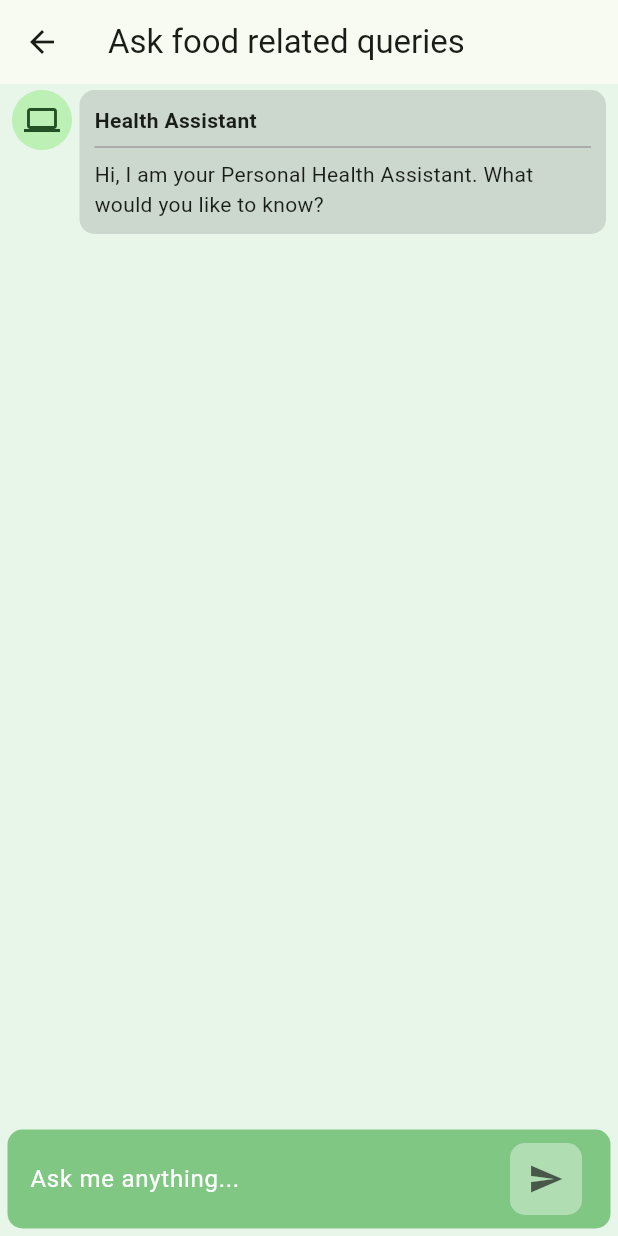
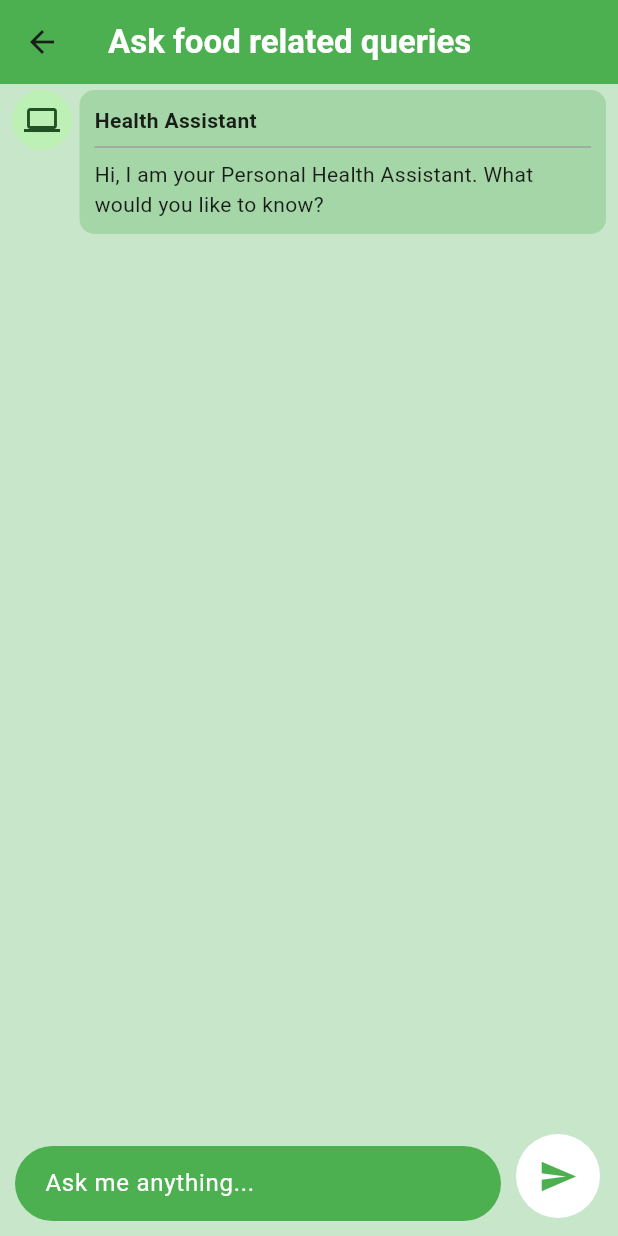
Before and after one commit to ShahnawazDev/food_spotlight, a Flutter app: the ChatScreen screen opened directly with empty values, on a phone screen of 412 x 824 dp. Run offline on Flutter 3.47's test engine with Material 3 defaults, Android fonts, the light colour scheme and no system bars; drawn by our look-alikes of typewritertext; our stand-ins replace flutter_riverpod, google_generative_ai, image_picker, loading_indicator, lottie; project files that could hold a hidden picture were left out.

Commit message:
finalized detail screen and chat screen

```diff
--- a/lib/main.dart
+++ b/lib/main.dart
@@ -19,7 +19,7 @@ class MyApp extends StatelessWidget {
       title: 'Food Spotlight',
       theme: ThemeData(
         colorScheme: ColorScheme.fromSeed(seedColor: Colors.green,),
-        scaffoldBackgroundColor: Colors.green.shade50,
+        scaffoldBackgroundColor: Colors.green.shade100,
         useMaterial3: true,
       ),
       home: const HomeScreen(),
--- a/lib/screens/chat_screen.dart
+++ b/lib/screens/chat_screen.dart
@@ -18,7 +18,8 @@ class _ChatScreenState extends State<ChatScreen> {
   final TextEditingController _textController = TextEditingController();
 
   bool isLoading = false;
-  final firstAIAnswer ='Hi, I am your Personal Health Assistant. What would you like to know?';
+  final firstAIAnswer =
+      'Hi, I am your Personal Health Assistant. What would you like to know?';
   final List<Message> messages = [];
 
   final model = GenerativeModel(
@@ -33,8 +34,7 @@ class _ChatScreenState extends State<ChatScreen> {
   );
 
   Future<String> _startChat({question}) async {
-
-  String contextText ='''
+    String contextText = '''
         '${widget.contextText}'
         'above is all the information you need to know about health and nutrition.'
         'And the name of Product is ${widget.productName}'
@@ -46,7 +46,6 @@ Future<String> _startChat({question}) async {
     ''';
 
     try {
-
       // Initialize the chat
       final chat = model.startChat(history: [
         Content.text(contextText),
@@ -97,40 +96,65 @@ Future<String> _startChat({question}) async {
   Widget _buildTextComposer() {
     return IconTheme(
       data: IconThemeData(color: Theme.of(context).hintColor),
+      child: Row(
+        mainAxisAlignment: MainAxisAlignment.center,
+        crossAxisAlignment: CrossAxisAlignment.end,
+        children: [
+          Expanded(
             child: Container(
-        margin: const EdgeInsets.symmetric(horizontal: 5.0, vertical: 5.0),
-        padding: const EdgeInsets.symmetric(horizontal: 15.0, vertical: 5.0),
+              margin:
+                  const EdgeInsets.symmetric(horizontal: 10.0, vertical: 10.0),
+              padding:
+                  const EdgeInsets.symmetric(horizontal: 20.0, vertical: 5.0),
               decoration: BoxDecoration(
-          // color: Theme.of(context).colorScheme.secondary,
-          color: Colors.green[300],
-          borderRadius: BorderRadius.circular(10),
+                color: Colors.green,
+                borderRadius: BorderRadius.circular(30),
               ),
-        child: Row(
-          children: <Widget>[
-            Flexible(
+              child: SingleChildScrollView(
+                child: ConstrainedBox(
+                  constraints: BoxConstraints(
+                    maxHeight: 40 *
+                        (const TextField().maxLines!.toDouble() +
+                            2), // Maximum height for 4 lines
+                  ),
+                  child: Padding(
+                    padding: const EdgeInsets.only(top: 8, bottom: 8),
                     child: TextField(
+                      cursorColor: Colors.white,
+                      style: const TextStyle(
+                        color: Colors.white,
+                        decorationColor: Colors.white,
+                      ),
+                      maxLines: null, // Unlimited max lines initially
                       controller: _textController,
-                onSubmitted: _handleSubmitted,
                       decoration: const InputDecoration.collapsed(
                         hintText: "Ask me anything...",
                         hintStyle: TextStyle(color: Colors.white),
                       ),
                     ),
                   ),
+                ),
+              ),
+            ),
+          ),
           Container(
-              margin:
-                  const EdgeInsets.symmetric(horizontal: 4.0, vertical: 4.0),
+            margin: const EdgeInsets.only(right: 12, bottom: 12),
+            height: 56,
+            width: 56,
             decoration: BoxDecoration(
-                color: Colors.white38,
-                borderRadius: BorderRadius.circular(10),
+              borderRadius: BorderRadius.circular(40),
+              color: Colors.white,
             ),
             child: IconButton(
-                icon: const Icon(Icons.send),
+              icon: const Icon(
+                Icons.send,
+                color: Colors.green,
+                size: 26,
+              ),
               onPressed: () => _handleSubmitted(_textController.text),
             ),
           ),
         ],
-        ),
       ),
     );
   }
@@ -145,7 +169,12 @@ Future<String> _startChat({question}) async {
   Widget build(BuildContext context) {
     return Scaffold(
       appBar: AppBar(
-        title: const Text("Ask food related queries"),
+        backgroundColor: Colors.green,
+        title: const Text(
+          "Ask food related queries",
+          style:
+              TextStyle(fontWeight: FontWeight.bold, color: Colors.white),
+        ),
       ),
       body: Column(
         // alignment: Alignment.bottomCenter,
@@ -198,7 +227,7 @@ class MessageItem extends StatelessWidget {
               // margin: const EdgeInsets.all(10),
               padding: const EdgeInsets.all(10),
               decoration: BoxDecoration(
-                color: Colors.black12,
+                color: Colors.green[200],
                 borderRadius: BorderRadius.circular(10),
               ),
               child: Column(
```
Also changed, not shown: lib/screens/details_screen.dart (+182 -199 lines), lib/widgets/macro_nutrients_tile.dart (added, +18 -0 lines), lib/widgets/macro_nutrients_widget.dart (added, +180 -0 lines). Lines whose indentation alone changed are shown as unchanged.
